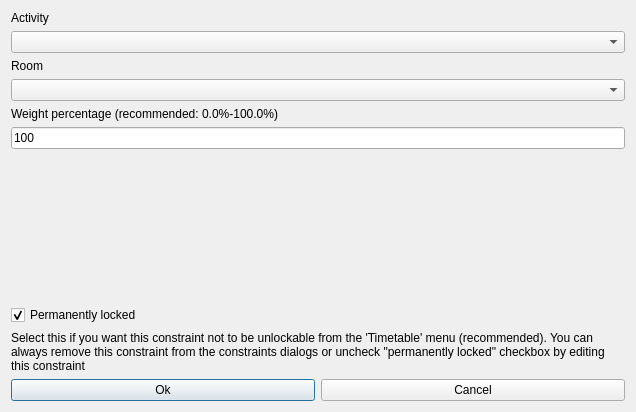
vonmecheln/fet, file fet/src/interface/modifyconstraintactivitypreferredroomform_template.ui: the form before one commit.
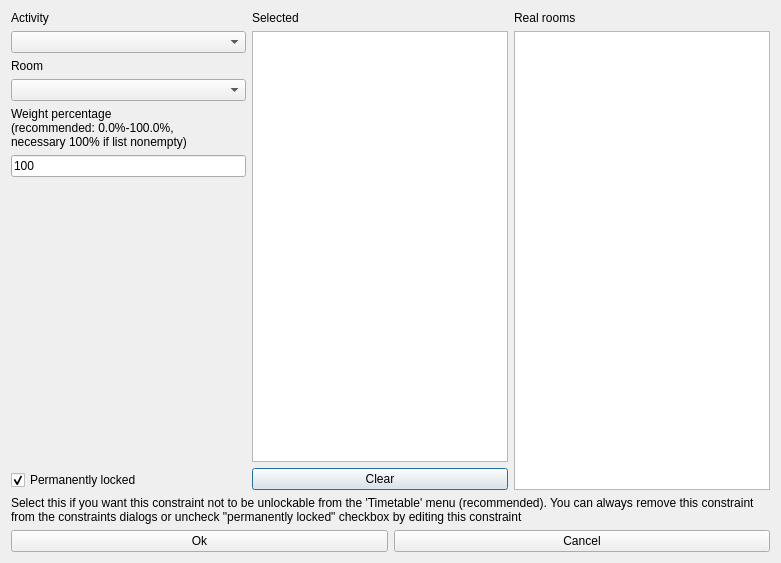
The form after the commit.

```diff
--- a/fet/src/interface/modifyconstraintactivitypreferredroomform_template.ui
+++ b/fet/src/interface/modifyconstraintactivitypreferredroomform_template.ui
@@ -6,44 +6,21 @@
    <rect>
     <x>0</x>
     <y>0</y>
-    <width>636</width>
-    <height>412</height>
+    <width>781</width>
+    <height>563</height>
    </rect>
   </property>
   <property name="windowTitle">
    <string extracomment="This is the title of the dialog to modify a constraint of this type">Modify activity preferred room</string>
   </property>
-  <layout class="QGridLayout">
-   <item row="5" column="0">
-    <widget class="QLineEdit" name="weightLineEdit">
-     <property name="text">
-      <string notr="true">100</string>
-     </property>
-    </widget>
-   </item>
-   <item row="2" column="0">
-    <widget class="QLabel" name="roomsTextLabel">
-     <property name="frameShape">
-      <enum>QFrame::NoFrame</enum>
-     </property>
-     <property name="frameShadow">
-      <enum>QFrame::Plain</enum>
-     </property>
-     <property name="text">
-      <string>Room</string>
-     </property>
-     <property name="wordWrap">
-      <bool>false</bool>
-     </property>
-     <property name="buddy">
-      <cstring>roomsComboBox</cstring>
-     </property>
-    </widget>
-   </item>
-   <item row="3" column="0">
-    <widget class="QComboBox" name="roomsComboBox"/>
-   </item>
+  <layout class="QGridLayout" name="gridLayout">
    <item row="0" column="0">
+    <layout class="QHBoxLayout" name="horizontalLayout">
+     <item>
+      <layout class="QVBoxLayout" name="verticalLayout_6">
+       <item>
+        <layout class="QVBoxLayout" name="verticalLayout_3">
+         <item>
     <widget class="QLabel" name="activitiesTextLabel">
      <property name="frameShape">
       <enum>QFrame::NoFrame</enum>
@@ -62,10 +39,40 @@
      </property>
     </widget>
    </item>
-   <item row="1" column="0">
+         <item>
     <widget class="QComboBox" name="activitiesComboBox"/>
    </item>
-   <item row="4" column="0">
+        </layout>
+       </item>
+       <item>
+        <layout class="QVBoxLayout" name="verticalLayout_2">
+         <item>
+          <widget class="QLabel" name="roomsTextLabel">
+           <property name="frameShape">
+            <enum>QFrame::NoFrame</enum>
+           </property>
+           <property name="frameShadow">
+            <enum>QFrame::Plain</enum>
+           </property>
+           <property name="text">
+            <string>Room</string>
+           </property>
+           <property name="wordWrap">
+            <bool>false</bool>
+           </property>
+           <property name="buddy">
+            <cstring>roomsComboBox</cstring>
+           </property>
+          </widget>
+         </item>
+         <item>
+          <widget class="QComboBox" name="roomsComboBox"/>
+         </item>
+        </layout>
+       </item>
+       <item>
+        <layout class="QVBoxLayout" name="verticalLayout">
+         <item>
     <widget class="QLabel" name="weightTextLabel">
      <property name="frameShape">
       <enum>QFrame::NoFrame</enum>
@@ -74,61 +81,25 @@
       <enum>QFrame::Plain</enum>
      </property>
      <property name="text">
-      <string>Weight percentage (recommended: 0.0%-100.0%)</string>
+            <string>Weight percentage
+(recommended: 0.0%-100.0%,
+necessary 100% if list nonempty)</string>
      </property>
      <property name="wordWrap">
       <bool>false</bool>
      </property>
     </widget>
    </item>
-   <item row="9" column="0">
-    <layout class="QHBoxLayout">
      <item>
-      <widget class="QPushButton" name="okPushButton">
+          <widget class="QLineEdit" name="weightLineEdit">
        <property name="text">
-        <string>Ok</string>
-       </property>
-      </widget>
-     </item>
-     <item>
-      <widget class="QPushButton" name="cancelPushButton">
-       <property name="text">
-        <string>Cancel</string>
+            <string notr="true">100</string>
        </property>
       </widget>
      </item>
     </layout>
    </item>
-   <item row="8" column="0">
-    <widget class="QLabel" name="permTextLabel">
-     <property name="sizePolicy">
-      <sizepolicy hsizetype="Minimum" vsizetype="Minimum">
-       <horstretch>0</horstretch>
-       <verstretch>0</verstretch>
-      </sizepolicy>
-     </property>
-     <property name="text">
-      <string>Select this if you want this constraint not to be unlockable from the 'Timetable' menu (recommended). You can always remove this constraint from the constraints dialogs or uncheck &quot;permanently locked&quot; checkbox by editing this constraint</string>
-     </property>
-     <property name="alignment">
-      <set>Qt::AlignVCenter</set>
-     </property>
-     <property name="wordWrap">
-      <bool>true</bool>
-     </property>
-    </widget>
-   </item>
-   <item row="7" column="0">
-    <widget class="QCheckBox" name="permLockedCheckBox">
-     <property name="text">
-      <string>Permanently locked</string>
-     </property>
-     <property name="checked">
-      <bool>true</bool>
-     </property>
-    </widget>
-   </item>
-   <item row="6" column="0">
+       <item>
     <spacer name="spacer2">
      <property name="orientation">
       <enum>Qt::Vertical</enum>
@@ -143,6 +114,92 @@
       </size>
      </property>
     </spacer>
+       </item>
+       <item>
+        <widget class="QCheckBox" name="permLockedCheckBox">
+         <property name="text">
+          <string>Permanently locked</string>
+         </property>
+         <property name="checked">
+          <bool>true</bool>
+         </property>
+        </widget>
+       </item>
+      </layout>
+     </item>
+     <item>
+      <layout class="QVBoxLayout" name="verticalLayout_5">
+       <item>
+        <widget class="QLabel" name="selectedRealRoomsLabel">
+         <property name="text">
+          <string comment="It refers to a list of selected rooms">Selected</string>
+         </property>
+        </widget>
+       </item>
+       <item>
+        <widget class="QListWidget" name="selectedRealRoomsListWidget"/>
+       </item>
+       <item>
+        <widget class="QPushButton" name="clearPushButton">
+         <property name="text">
+          <string>Clear</string>
+         </property>
+        </widget>
+       </item>
+      </layout>
+     </item>
+     <item>
+      <layout class="QVBoxLayout" name="verticalLayout_4">
+       <item>
+        <widget class="QLabel" name="allRealRoomsLabel">
+         <property name="text">
+          <string>Real rooms</string>
+         </property>
+        </widget>
+       </item>
+       <item>
+        <widget class="QListWidget" name="allRealRoomsListWidget"/>
+       </item>
+      </layout>
+     </item>
+    </layout>
+   </item>
+   <item row="1" column="0">
+    <widget class="QLabel" name="permTextLabel">
+     <property name="sizePolicy">
+      <sizepolicy hsizetype="Minimum" vsizetype="Minimum">
+       <horstretch>0</horstretch>
+       <verstretch>0</verstretch>
+      </sizepolicy>
+     </property>
+     <property name="text">
+      <string>Select this if you want this constraint not to be unlockable from the 'Timetable' menu (recommended). You can always remove this constraint from the constraints dialogs or uncheck &quot;permanently locked&quot; checkbox by editing this constraint</string>
+     </property>
+     <property name="alignment">
+      <set>Qt::AlignVCenter</set>
+     </property>
+     <property name="wordWrap">
+      <bool>true</bool>
+     </property>
+    </widget>
+   </item>
+   <item row="2" column="0">
+    <layout class="QHBoxLayout">
+     <item>
+      <widget class="QPushButton" name="okPushButton">
+       <property name="text">
+        <string>Ok</string>
+       </property>
+      </widget>
+     </item>
+     <item>
+      <widget class="QPushButton" name="cancelPushButton">
+       <property name="text">
+        <string>Cancel</string>
+       </property>
+      </widget>
+     </item>
+    </layout>
    </item>
   </layout>
  </widget>
```
Lines whose indentation alone changed are shown as unchanged.
